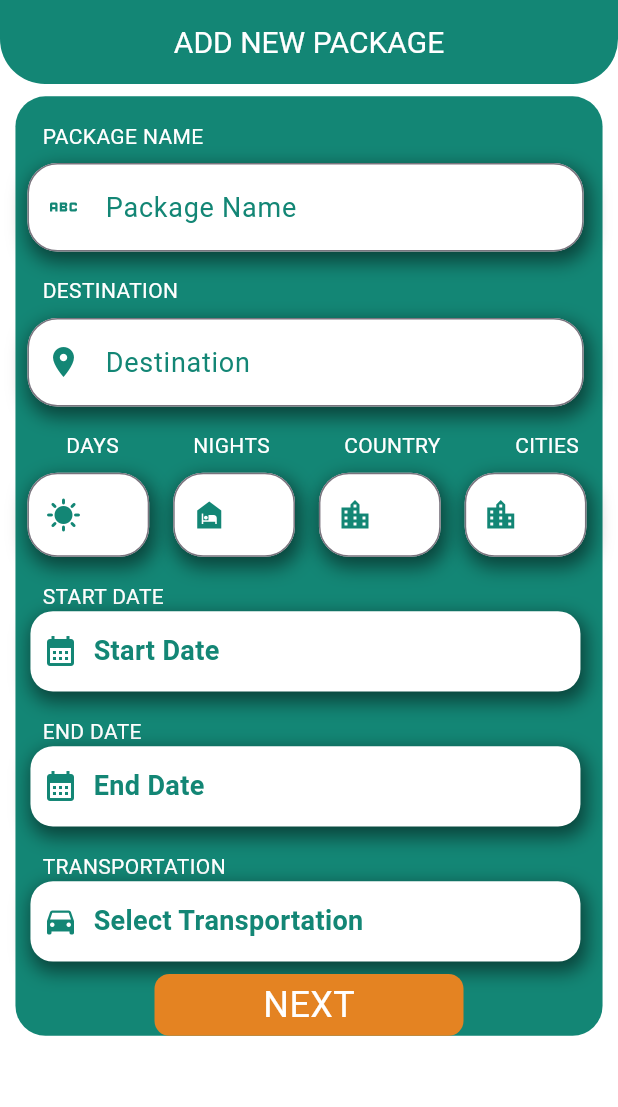
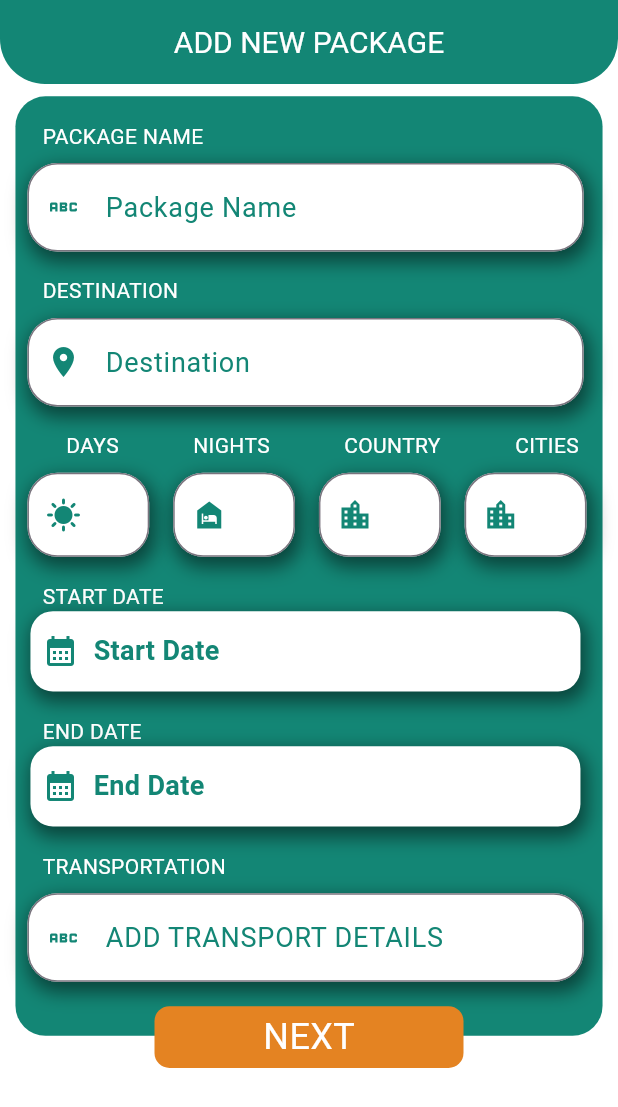
Before and after one commit to SHADINFAISALMP/TripX_Admin_Web_App, a Flutter app: the Packages screen opened directly, on a phone screen of 412 x 824 dp. Shown: the top 1107 px of the screen. Run offline on Flutter 3.47's test engine with Material 3 defaults, Android fonts, the phone set to English and light mode, and no system bars; our stand-ins replace animated_notch_bottom_bar, bloc, carousel_slider, cloud_firestore, firebase_auth, firebase_core and 6 more; accounts and stored records are empty; Roboto replaces fonts that are missing (sedan).

Commit message:
package addding full work is completed

```diff
--- a/lib/blocs/add_package_bloc/addpackage_event.dart
+++ b/lib/blocs/add_package_bloc/addpackage_event.dart
@@ -28,8 +28,6 @@ final class EndDatePressed extends AddpackageEvent {
   EndDatePressed(this.context);
 }
 
-final class Transportationpressed extends AddpackageEvent {}
-
 final class PackageDetailsSaved extends AddpackageEvent {}
 
 
--- a/lib/blocs/add_package_bloc/addpackage_state.dart
+++ b/lib/blocs/add_package_bloc/addpackage_state.dart
@@ -5,6 +5,7 @@ class AddpackageState {
   final List<XFile>? images;
    final DateTime? startDate;
  final DateTime? endDate;
+
    const AddpackageState({this.startDate, this.endDate, this.images});
 
   AddpackageState copywith({List<XFile>? images , DateTime? startDate, DateTime? endDate}) =>
--- a/lib/data_provider/package_data.dart
+++ b/lib/data_provider/package_data.dart
@@ -4,8 +4,7 @@ import 'package:tripx_admin_application/models/package_details.dart';
 import 'package:tripx_admin_application/utils/controllers.dart';
 
 class PackagedetailsData {
-  List<String> selectedTransportOptions = [];
- BuildContext context;
+  BuildContext context;
 
   PackagedetailsData(this.context);
   Map<String, dynamic> userData(List<String> imageUrls,
@@ -23,7 +22,7 @@ class PackagedetailsData {
       night: nightscontroller.text.trim(),
       country: countrycontroller.text.trim(),
       imagepath: imageUrls,
-      transportation: selectedTransportOptions.toString(),
+      transportation: transportationcontroller.text.trim(),
       city: citycontroller.text.trim(),
       startdate: formattedStartDate,
       enddate: formattedEndDate,
--- a/lib/screens/packagess/packages.dart
+++ b/lib/screens/packagess/packages.dart
@@ -17,14 +17,6 @@ class Packages extends StatefulWidget {
 }
 
 class _SearchpageState extends State<Packages> {
-  List<String> selectedTransportOptions = [];
-  List<String> allTransportOptions = [
-    'Car',
-    'Bus',
-    'Train',
-    'Flight',
-    'Cruise',
-  ];
   @override
   Widget build(BuildContext context) {
     return Scaffold(
@@ -41,6 +33,18 @@ class _SearchpageState extends State<Packages> {
                 bottomRight: Radius.circular(30))),
       ),
       body: SingleChildScrollView(
+          child: BlocListener<AddpackageBloc, AddpackageState>(
+        listener: (context, state) {
+          if (state is ImageUploadSuccess) {
+            ScaffoldMessenger.of(context).showSnackBar(
+                const SnackBar(content: Text("SUCCESSFULLY UPLOADED")));
+            clearAllControllers();
+          }
+          if (state is ImageUploadError) {
+            ScaffoldMessenger.of(context)
+                .showSnackBar(const SnackBar(content: Text("ERROR UPLOADED")));
+          }
+        },
         child: Column(children: [
           SizedBox(
             height: mediaqueryheight(0.01, context),
@@ -201,50 +205,10 @@ class _SearchpageState extends State<Packages> {
                   const TopName(
                     text: "TRANSPORTATION",
                   ),
-                GestureDetector(
-                  onTap: () {
-                    _showTransportationOptionsDialog(context);
-                  },
-                  child: Padding(
-                    padding: const EdgeInsets.only(left: 10),
-                    child: Container(
-                      height: mediaqueryheight(0.065, context),
-                      width: mediaquerywidht(0.89, context),
-                      decoration: BoxDecoration(
-                        borderRadius: BorderRadius.circular(15),
-                        color: whitecolor,
-                        boxShadow: [
-                          BoxShadow(
-                            color: blackcolor.withOpacity(0.5),
-                            spreadRadius: 2,
-                            blurRadius: 10,
-                            offset: const Offset(2, 5),
-                          ),
-                        ],
-                      ),
-                      child: Padding(
-                        padding: const EdgeInsets.all(8.0),
-                        child: Row(
-                          children: [
-                            const Icon(
-                              Icons.directions_car,
-                              color: colorteal,
-                            ),
-                            const SizedBox(width: 10),
-                            Text(
-                              selectedTransportOptions.isNotEmpty
-                                  ? selectedTransportOptions.join(', ')
-                                  : 'Select Transportation',
-                              style: const TextStyle(
-                                  color: colorteal,
-                                  fontSize: 18,
-                                  fontWeight: FontWeight.w600),
-                            ),
-                          ],
-                        ),
-                      ),
-                    ),
-                  ),
+                  PackageFields(
+                    controller: transportationcontroller,
+                    hinttext: "ADD TRANSPORT DETAILS",
+                    prefixicon: const Icon(Icons.abc),
                   ),
                   SizedBox(
                     height: mediaqueryheight(0.01, context),
@@ -254,47 +218,24 @@ class _SearchpageState extends State<Packages> {
               ),
             ),
           ),
-      ])),
+        ]),
+      )),
     );
   }
 
-  Future<void> _showTransportationOptionsDialog(BuildContext context) async {
-    return showDialog<void>(
-      context: context,
-      builder: (BuildContext context) {
-        return AlertDialog(
-          title: const Text('Select Transportation'),
-          content: SingleChildScrollView(
-            child: Column(
-              children: allTransportOptions.map((option) {
-                return CheckboxListTile(
-                  title: Text(option),
-                  value: selectedTransportOptions.contains(option),
-                  onChanged: (bool? value) {
-                    setState(() {
-                      if (value == true) {
-                        if (!selectedTransportOptions.contains(option)) {
-                          selectedTransportOptions.add(option);
-                        }
-                      } else {
-                        selectedTransportOptions.remove(option);
-                      }
-                    });
-                  },
-                );
-              }).toList(),
-            ),
-          ),
-          actions: <Widget>[
-            TextButton(
-              child: const Text('OK'),
-              onPressed: () {
-                Navigator.of(context).pop();
-              },
-            ),
-          ],
-        );
-      },
-    );
+  void clearAllControllers() {
+    packagenamecontroller.clear();
+    placenamecontroller.clear();
+    dayscontroller.clear();
+    nightscontroller.clear();
+    countrycontroller.clear();
+    transportationcontroller.clear();
+    citycontroller.clear();
+    accomodationcontroller.clear();
+    mealscontroller.clear();
+    activitescontroller.clear();
+    pricecontroller.clear();
+    bookingcontroller.clear();
+    additionalinforamtioncontroller.clear();
   }
 }
```
Also changed, not shown: lib/blocs/add_package_bloc/addpackage_bloc.dart (+11 -3 lines). Lines whose indentation alone changed are shown as unchanged.
